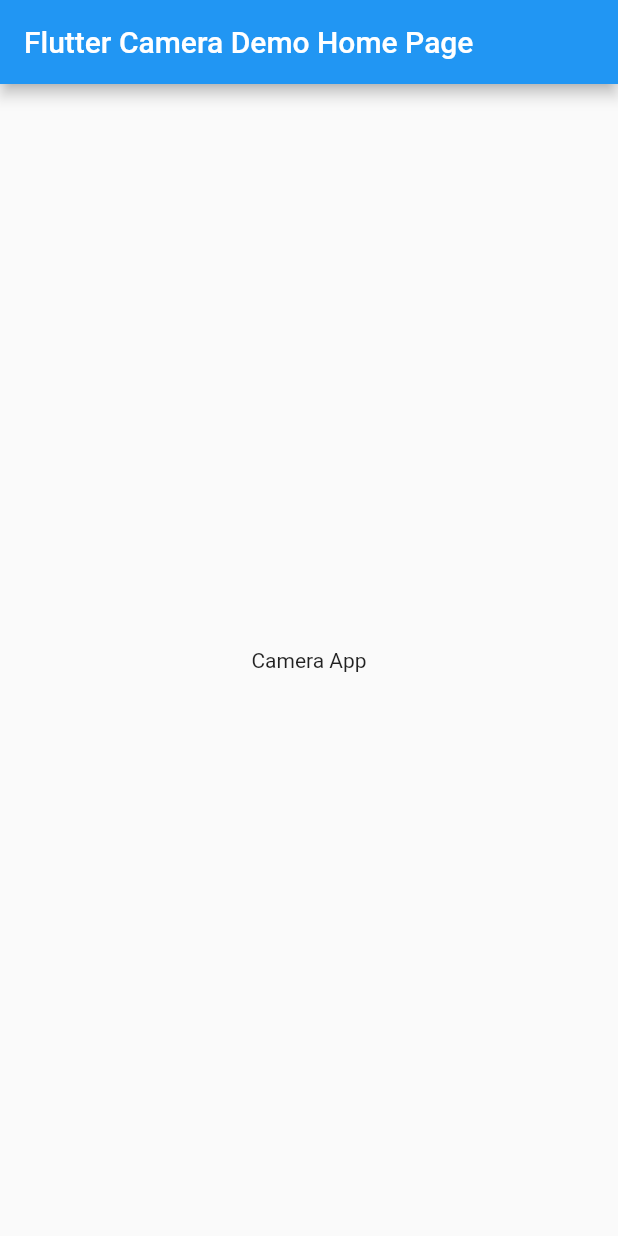
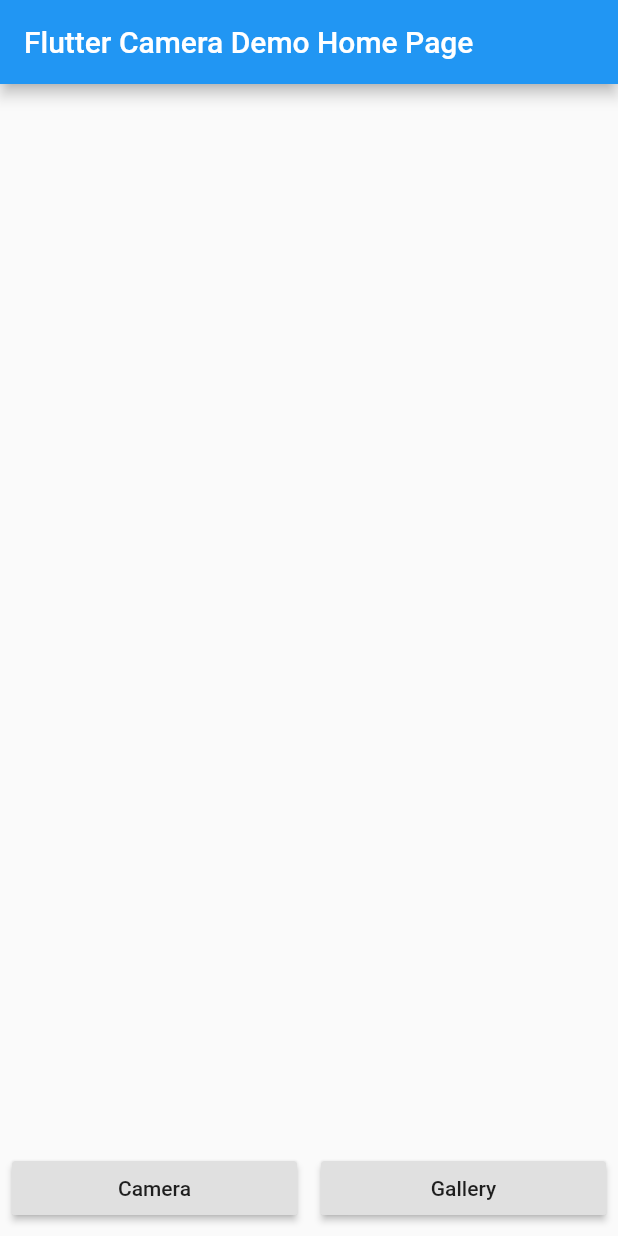
Before and after one commit to NaingMyoThawNMYT/flutter_camera_app, a Flutter app: the screen it shows after launch, on a phone screen of 412 x 824 dp. Run offline on Flutter 3.47's test engine with Material 2 defaults, Android fonts, the phone set to English and light mode, and no system bars; our stand-ins replace image_picker.

Commit message:
Implementation for taking photo from camera and gallery for both android and iOS.

```diff
--- a/lib/main.dart
+++ b/lib/main.dart
@@ -1,4 +1,5 @@
 import 'package:flutter/material.dart';
+import 'package:image_picker/image_picker.dart';
 
 void main() => runApp(MyApp());
 
@@ -25,14 +26,52 @@ class MyHomePage extends StatefulWidget {
 }
 
 class _MyHomePageState extends State<MyHomePage> {
+  var imageFile;
+
   @override
   Widget build(BuildContext context) {
     return Scaffold(
       appBar: AppBar(
         title: Text(widget.title),
       ),
-      body: Center(
-        child: Text('Camera App'),
+      body: Column(
+        children: <Widget>[
+          Expanded(
+            child: imageFile != null ? Image.file(imageFile) : Container(),
+          ),
+          Row(
+            children: <Widget>[
+              Expanded(
+                child: Padding(
+                  padding: const EdgeInsets.all(8.0),
+                  child: RaisedButton(
+                    onPressed: () async {
+                      imageFile = await ImagePicker.pickImage(
+                        source: ImageSource.camera,
+                      );
+                      setState(() {});
+                    },
+                    child: Text('Camera'),
+                  ),
+                ),
+              ),
+              Expanded(
+                child: Padding(
+                  padding: const EdgeInsets.all(8.0),
+                  child: RaisedButton(
+                    onPressed: () async {
+                      imageFile = await ImagePicker.pickImage(
+                        source: ImageSource.gallery,
+                      );
+                      setState(() {});
+                    },
+                    child: Text('Gallery'),
+                  ),
+                ),
+              ),
+            ],
+          ),
+        ],
       ),
     );
   }
--- a/pubspec.yaml
+++ b/pubspec.yaml
@@ -23,6 +23,8 @@ dependencies:
   # The following adds the Cupertino Icons font to your application.
   # Use with the CupertinoIcons class for iOS style icons.
   cupertino_icons: ^0.1.2
+
+  image_picker: ^0.6.0+8
 
 dev_dependencies:
   flutter_test:
```
Also changed, not shown: pubspec.lock, 2 other files.
